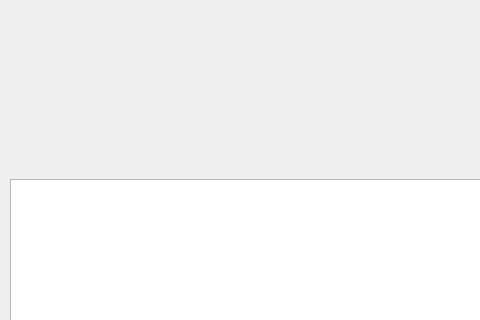
Old version of the form designer_windows/spacecraftdesigner.ui in the repository QuakeIV/pax-interitus; both pictures show x 0 to 480 and y 181 to 501 of the 800 by 600 pixel window.
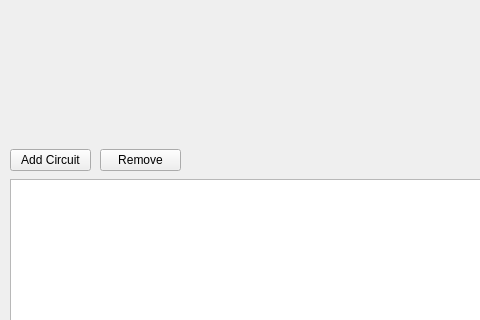
New version of the form.

```diff
--- a/designer_windows/spacecraftdesigner.ui
+++ b/designer_windows/spacecraftdesigner.ui
@@ -24,6 +24,32 @@
      </rect>
     </property>
    </widget>
+   <widget class="QPushButton" name="circuitadd">
+    <property name="geometry">
+     <rect>
+      <x>10</x>
+      <y>330</y>
+      <width>81</width>
+      <height>22</height>
+     </rect>
+    </property>
+    <property name="text">
+     <string>Add Circuit</string>
+    </property>
+   </widget>
+   <widget class="QPushButton" name="circuitremove">
+    <property name="geometry">
+     <rect>
+      <x>100</x>
+      <y>330</y>
+      <width>81</width>
+      <height>22</height>
+     </rect>
+    </property>
+    <property name="text">
+     <string>Remove</string>
+    </property>
+   </widget>
   </widget>
   <widget class="QMenuBar" name="menubar">
    <property name="geometry">
```
